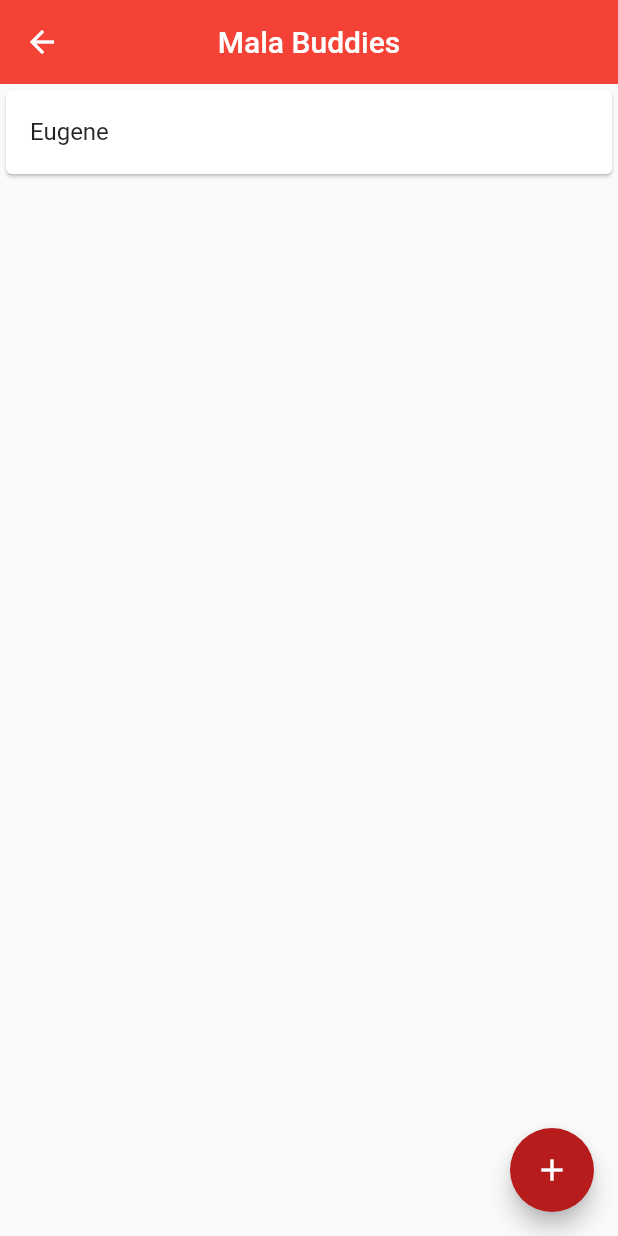
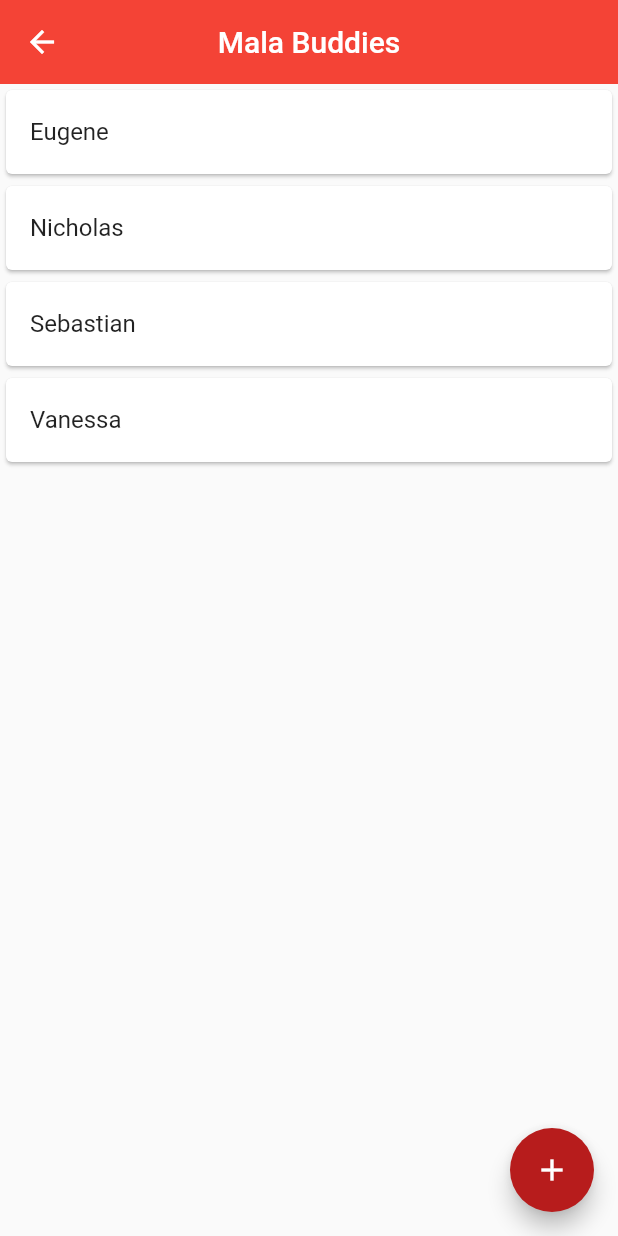
Before and after one commit to cheongsiuhong/mala_assistant, a Flutter app: the FriendsView screen opened by its route, on a phone screen of 412 x 824 dp. Run offline on Flutter 3.47's test engine with Material 2 defaults, Android fonts, the phone set to English and light mode, and no system bars; our stand-ins replace flutter_spinkit.

```diff
--- a/lib/friends/addFriend.dart
+++ b/lib/friends/addFriend.dart
@@ -91,7 +91,7 @@ class _AddFriendState extends State<AddFriend> {
                         setAppetite(Friend.appetiteList.indexOf(val)),
                   ),
                   new Container(
-                      padding: const EdgeInsets.only(left: 40.0, top: 20.0),
+                      padding: const EdgeInsets.only(top: 20.0),
                       child: new RaisedButton(
                         child: const Text('Submit'),
                         onPressed: () {
--- a/lib/friends/friend.dart
+++ b/lib/friends/friend.dart
@@ -4,7 +4,12 @@ class Friend {
   double budget;
   int appetite;
 
-  static final Friend defaultFriend = new Friend(name: 'Eugene', spiceLevel: 1, appetite: 2, budget: 10);
+  static final List<Friend> defaultFriends = [
+    new Friend(name: 'Eugene', spiceLevel: 3, appetite: 2, budget: 5.00),
+    new Friend(name: 'Nicholas', spiceLevel: 2, appetite: 2, budget: 5.50),
+    new Friend(name: 'Sebastian', spiceLevel: 3, appetite: 3, budget: 6.00),
+    new Friend(name: 'Vanessa', spiceLevel: 5, appetite: 1, budget: 4.50),
+  ];
 
   static final List<String> spiceList = [
     "No Spice",
--- a/lib/main.dart
+++ b/lib/main.dart
@@ -9,7 +9,7 @@ import 'package:mala_assistant/store/store.dart';
 import 'package:mala_assistant/store/defaultStore.dart';
 
 List<Store> stores = [new DefaultStore()];
-List<Friend> friends = [Friend.defaultFriend];
+List<Friend> friends = Friend.defaultFriends;
 
 void main() => runApp(MaterialApp(initialRoute: '/', routes: {
       '/': (context) => SplashView(),
```
Also changed, not shown: lib/friends/selectFriends.dart (+24 -2 lines), lib/pages/mealView.dart (+17 -2 lines), lib/store/selectStore.dart (+11 -5 lines).
